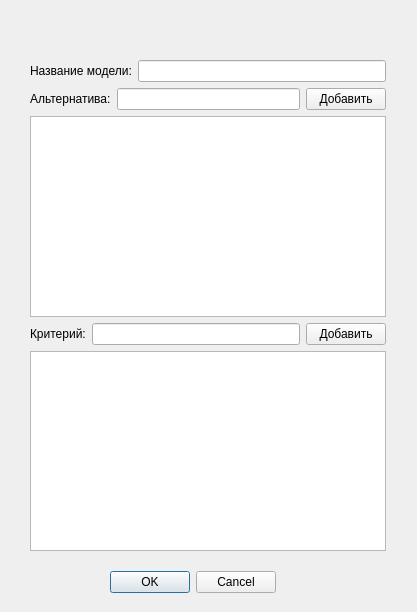
Before: the Qt Designer form trunk/core/src/ui/DecisionModelDialog.ui in braubergiag/decision-models, drawn with Qt 5.
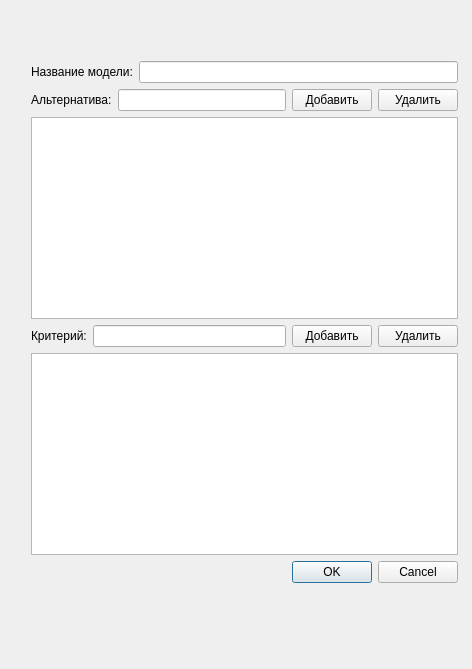
After: the same form once the commit is applied.

Commit message: DM-1 Добавил функционал для удаления альтернатив и критериев

```diff
--- a/trunk/core/src/ui/DecisionModelDialog.ui
+++ b/trunk/core/src/ui/DecisionModelDialog.ui
@@ -6,33 +6,20 @@
    <rect>
     <x>0</x>
     <y>0</y>
-    <width>417</width>
-    <height>612</height>
+    <width>472</width>
+    <height>669</height>
    </rect>
   </property>
   <property name="windowTitle">
    <string>DecisionModelDialog</string>
   </property>
-  <widget class="QDialogButtonBox" name="buttonBox">
+  <widget class="QWidget" name="">
    <property name="geometry">
     <rect>
-     <x>110</x>
-     <y>570</y>
-     <width>166</width>
-     <height>25</height>
-    </rect>
-   </property>
-   <property name="standardButtons">
-    <set>QDialogButtonBox::Cancel|QDialogButtonBox::Ok</set>
-   </property>
-  </widget>
-  <widget class="QWidget" name="layoutWidget">
-   <property name="geometry">
-    <rect>
-     <x>30</x>
-     <y>60</y>
-     <width>356</width>
-     <height>491</height>
+     <x>31</x>
+     <y>61</y>
+     <width>427</width>
+     <height>522</height>
     </rect>
    </property>
    <layout class="QVBoxLayout" name="verticalLayout">
@@ -69,6 +56,13 @@
         </property>
        </widget>
       </item>
+      <item>
+       <widget class="QPushButton" name="deleteAlternative">
+        <property name="text">
+         <string>Удалить</string>
+        </property>
+       </widget>
+      </item>
      </layout>
     </item>
     <item>
@@ -93,11 +87,25 @@
         </property>
        </widget>
       </item>
+      <item>
+       <widget class="QPushButton" name="deleteCriteria">
+        <property name="text">
+         <string>Удалить</string>
+        </property>
+       </widget>
+      </item>
      </layout>
     </item>
     <item>
      <widget class="QListWidget" name="criteriaList"/>
     </item>
+    <item>
+     <widget class="QDialogButtonBox" name="buttonBox">
+      <property name="standardButtons">
+       <set>QDialogButtonBox::Cancel|QDialogButtonBox::Ok</set>
+      </property>
+     </widget>
+    </item>
    </layout>
   </widget>
  </widget>
```
The commit also changes 2 other files.
